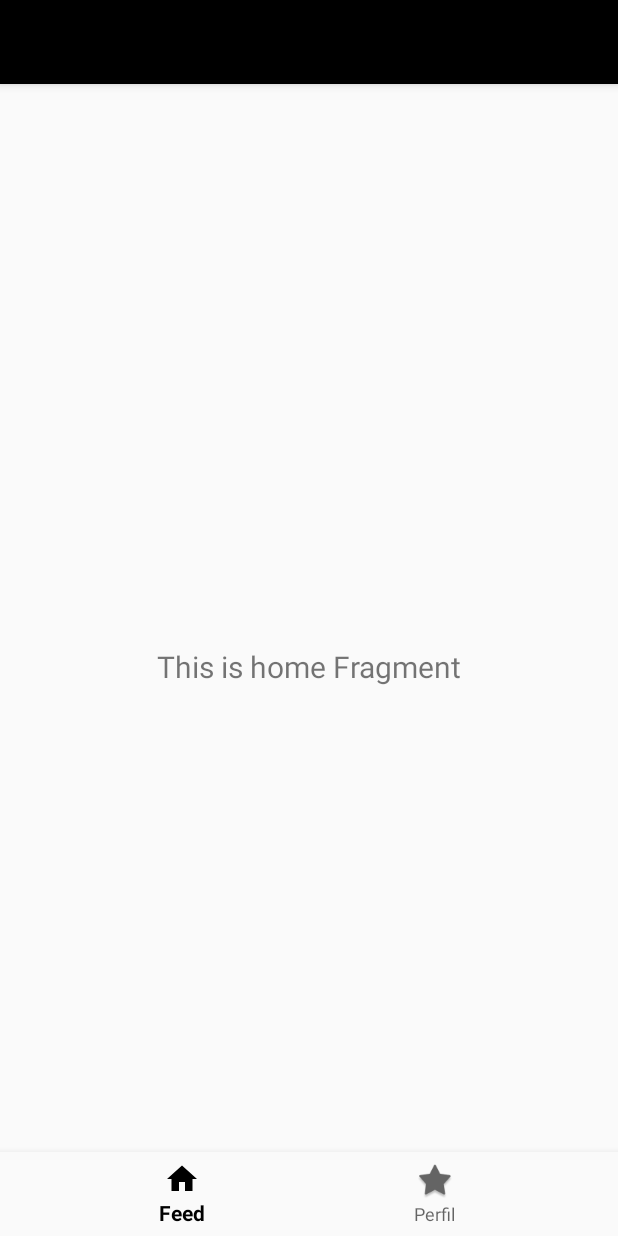
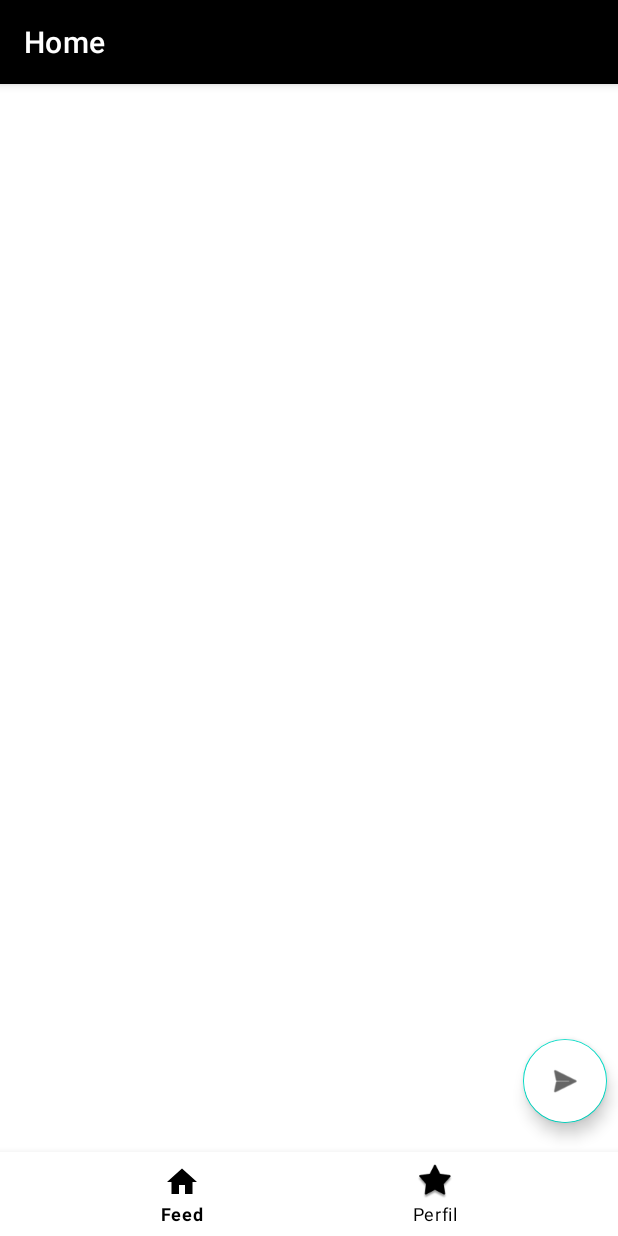
Before and after one commit to ZamirVega/ProjectLizz, an Android app: the screen it shows after launch (MainActivity), on a phone screen of 412 x 824 dp. Run offline under Robolectric (Android 15) with nearby library versions, the phone set to English and light mode, and no system bars; our stand-ins replace navigation-ui.

Commit message:
Ajuste de fragmentos
ahora los fragmentos ocupan el espacio hasta el tope de la aplicacion

```diff
--- a/app/src/main/java/com/example/projectlizz/ui/home/HomeFragment.kt
+++ b/app/src/main/java/com/example/projectlizz/ui/home/HomeFragment.kt
@@ -28,10 +28,6 @@ class HomeFragment : Fragment() {
         _binding = FragmentHomeBinding.inflate(inflater, container, false)
         val root: View = binding.root
 
-        val textView: TextView = binding.textHome
-        homeViewModel.text.observe(viewLifecycleOwner) {
-            textView.text = it
-        }
         return root
     }
 
--- a/app/src/main/res/layout/activity_main.xml
+++ b/app/src/main/res/layout/activity_main.xml
@@ -5,26 +5,28 @@
     android:id="@+id/container"
     android:layout_width="match_parent"
     android:layout_height="match_parent"
-    android:paddingTop="?attr/actionBarSize">
+    android:background="@color/white"
+    android:backgroundTint="@color/white">
 
     <com.google.android.material.bottomnavigation.BottomNavigationView
         android:id="@+id/nav_view"
         android:layout_width="0dp"
         android:layout_height="wrap_content"
-        android:layout_marginStart="0dp"
-        android:layout_marginEnd="0dp"
-        android:background="?android:attr/windowBackground"
+        android:background="@color/white"
+        android:pointerIcon="grab"
+        app:itemIconTint="@color/black"
+        app:itemTextColor="@color/black"
         app:layout_constraintBottom_toBottomOf="parent"
         app:layout_constraintLeft_toLeftOf="parent"
         app:layout_constraintRight_toRightOf="parent"
-        app:menu="@menu/bottom_nav_menu" >
-
-    </com.google.android.material.bottomnavigation.BottomNavigationView>
+        app:layout_constraintTop_toTopOf="@+id/guideline3"
+        app:layout_constraintVertical_bias="1.0"
+        app:menu="@menu/bottom_nav_menu"/>
 
     <fragment
         android:id="@+id/nav_host_fragment_activity_main"
         android:name="androidx.navigation.fragment.NavHostFragment"
-        android:layout_width="match_parent"
+        android:layout_width="411dp"
         android:layout_height="0dp"
         app:defaultNavHost="true"
         app:layout_constraintBottom_toTopOf="@id/nav_view"
@@ -35,5 +37,34 @@
         app:layout_constraintVertical_bias="1.0"
         app:navGraph="@navigation/mobile_navigation" />
 
+    <com.google.android.material.floatingactionbutton.FloatingActionButton
+        android:id="@+id/floatingActionButton"
+        android:layout_width="wrap_content"
+        android:layout_height="wrap_content"
+        android:backgroundTint="@color/white"
+        android:clickable="true"
+        android:tint="#000000"
+        app:layout_constraintBottom_toTopOf="@+id/guideline3"
+        app:layout_constraintEnd_toEndOf="parent"
+        app:layout_constraintHorizontal_bias="0.98"
+        app:layout_constraintStart_toStartOf="parent"
+        app:layout_constraintTop_toTopOf="@+id/guideline4"
+        app:rippleColor="#000000"
+        app:srcCompat="@android:drawable/ic_menu_send" />
+
+    <androidx.constraintlayout.widget.Guideline
+        android:id="@+id/guideline3"
+        android:layout_width="wrap_content"
+        android:layout_height="wrap_content"
+        android:orientation="horizontal"
+        app:layout_constraintGuide_percent="0.9" />
+
+    <androidx.constraintlayout.widget.Guideline
+        android:id="@+id/guideline4"
+        android:layout_width="wrap_content"
+        android:layout_height="wrap_content"
+        android:orientation="horizontal"
+        app:layout_constraintGuide_percent="0.83" />
+
 
 </androidx.constraintlayout.widget.ConstraintLayout>
--- a/app/src/main/res/layout/fragment_home.xml
+++ b/app/src/main/res/layout/fragment_home.xml
@@ -4,19 +4,5 @@
     xmlns:tools="http://schemas.android.com/tools"
     android:layout_width="match_parent"
     android:layout_height="match_parent"
-    tools:context=".ui.home.HomeFragment">
-
-    <TextView
-        android:id="@+id/text_home"
-        android:layout_width="match_parent"
-        android:layout_height="wrap_content"
-        android:layout_marginStart="8dp"
-        android:layout_marginTop="8dp"
-        android:layout_marginEnd="8dp"
-        android:textAlignment="center"
-        android:textSize="20sp"
-        app:layout_constraintBottom_toBottomOf="parent"
-        app:layout_constraintEnd_toEndOf="parent"
-        app:layout_constraintStart_toStartOf="parent"
-        app:layout_constraintTop_toTopOf="parent" />
-</androidx.constraintlayout.widget.ConstraintLayout>
+    tools:context=".ui.home.HomeFragment"
+    android:background="@color/white"/>
--- a/app/src/main/res/layout/fragment_profile.xml
+++ b/app/src/main/res/layout/fragment_profile.xml
@@ -4,7 +4,8 @@
     xmlns:tools="http://schemas.android.com/tools"
     android:layout_width="match_parent"
     android:layout_height="match_parent"
-    tools:context=".ui.profile.ProfileFragment">
+    tools:context=".ui.profile.ProfileFragment"
+    android:background="@color/white">
 
     <ImageView
         android:id="@+id/imageView4"
@@ -23,6 +24,6 @@
         android:layout_width="wrap_content"
         android:layout_height="wrap_content"
         android:orientation="horizontal"
-        app:layout_constraintGuide_percent="0.054704595" />
+        app:layout_constraintGuide_percent="0.06" />
 
 </androidx.constraintlayout.widget.ConstraintLayout>
--- a/app/src/main/res/values-night/themes.xml
+++ b/app/src/main/res/values-night/themes.xml
@@ -1,13 +1,13 @@
 <resources xmlns:tools="http://schemas.android.com/tools">
     <!-- Base application theme. -->
-    <style name="Theme.ProjectLizz" parent="Theme.MaterialComponents.DayNight.Bridge">
+    <style name="Theme.ProjectLizz" parent="Theme.MaterialComponents.DayNight.DarkActionBar">
         <!-- Primary brand color. -->
         <item name="colorPrimary">@color/black</item>
         <item name="colorPrimaryVariant">@color/black</item>
         <item name="colorOnPrimary">@color/black</item>
         <!-- Secondary brand color. -->
         <item name="colorSecondary">@color/teal_200</item>
-        <item name="colorSecondaryVariant">@color/teal_200</item>
+        <item name="colorSecondaryVariant">@color/black</item>
         <item name="colorOnSecondary">@color/black</item>
         <!-- Status bar color. -->
         <item name="android:statusBarColor">?attr/colorPrimaryVariant</item>
--- a/app/src/main/res/values/strings.xml
+++ b/app/src/main/res/values/strings.xml
@@ -2,6 +2,4 @@
     <string name="app_name">ProjectLizz</string>
     <string name="title_home">Home</string>
     <string name="title_profile">Profile</string>
-<!-- TODO: Remove or change this placeholder text -->
-    <string name="hello_blank_fragment">Hello blank fragment</string>
 </resources>
--- a/app/src/main/res/values/themes.xml
+++ b/app/src/main/res/values/themes.xml
@@ -1,13 +1,13 @@
 <resources xmlns:tools="http://schemas.android.com/tools">
     <!-- Base application theme. -->
-    <style name="Theme.ProjectLizz" parent="Theme.MaterialComponents.DayNight.Bridge">
+    <style name="Theme.ProjectLizz" parent="Theme.MaterialComponents.DayNight.DarkActionBar">
         <!-- Primary brand color. -->
         <item name="colorPrimary">@color/black</item>
         <item name="colorPrimaryVariant">@color/black</item>
         <item name="colorOnPrimary">@color/black</item>
         <!-- Secondary brand color. -->
         <item name="colorSecondary">@color/teal_200</item>
-        <item name="colorSecondaryVariant">@color/teal_700</item>
+        <item name="colorSecondaryVariant">@color/black</item>
         <item name="colorOnSecondary">@color/black</item>
         <!-- Status bar color. -->
         <item name="android:statusBarColor">?attr/colorPrimaryVariant</item>
```
